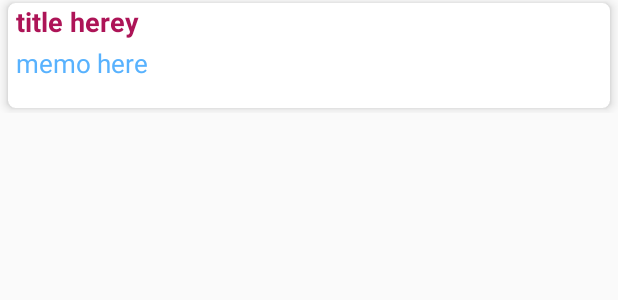
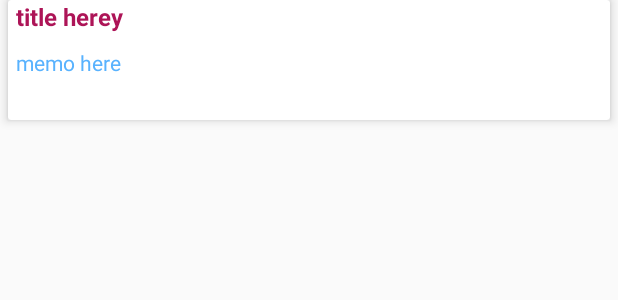
Before and after one commit to AmiraliSajadi/NoteBoi, an Android app: the layout recycler_row.xml on its own in the app's theme, with its tools: preview values and no code run, on a phone screen of 412 x 824 dp. Shown: the top 300 px of the screen. Run offline under Robolectric (Android 15) with nearby library versions, the phone set to English and light mode, and no system bars.

Commit message:
changed the look of RecyclerView

```diff
--- a/app/src/main/res/layout/activity_note_rows.xml
+++ b/app/src/main/res/layout/activity_note_rows.xml
@@ -8,6 +8,7 @@
     tools:context=".note_rows">
 
     <jp.co.recruit_lifestyle.android.widget.WaveSwipeRefreshLayout
+        android:layout_marginTop="5dp"
         android:id="@+id/main_swipe"
         android:layout_width="match_parent"
         android:layout_height="match_parent"
--- a/app/src/main/res/layout/recycler_row.xml
+++ b/app/src/main/res/layout/recycler_row.xml
@@ -1,48 +1,52 @@
 <?xml version="1.0" encoding="utf-8"?>
-<LinearLayout xmlns:android="http://schemas.android.com/apk/res/android"
+<androidx.constraintlayout.widget.ConstraintLayout xmlns:android="http://schemas.android.com/apk/res/android"
     xmlns:app="http://schemas.android.com/apk/res-auto"
+    xmlns:tools="http://schemas.android.com/tools"
     android:orientation="vertical"
     android:layout_width="match_parent"
-    android:layout_height="75dp">
+    android:layout_height="100dp">
 
     <androidx.cardview.widget.CardView
         android:layout_width="match_parent"
-        android:layout_height="70dp"
+        android:layout_height="80dp"
+        android:layout_marginStart="5dp"
+        android:layout_marginTop="5dp"
+        android:layout_marginEnd="5dp"
+        android:layout_marginBottom="25dp"
         app:cardElevation="4dp"
-        app:cardCornerRadius="5dp"
-        android:layout_marginTop="2dp"
-        android:layout_marginBottom="2dp"
-        android:layout_marginEnd="5dp"
-        android:layout_marginStart="5dp"
-        >
+        app:layout_constraintBottom_toBottomOf="parent"
+        app:layout_constraintEnd_toEndOf="parent"
+        app:layout_constraintStart_toStartOf="parent"
+        app:layout_constraintTop_toTopOf="parent">
+
         <LinearLayout
             android:layout_width="match_parent"
             android:layout_height="match_parent"
             android:orientation="vertical">
+
             <TextView
                 android:id="@+id/tv_title"
                 android:layout_width="match_parent"
+                android:layout_height="32dp"
                 android:layout_marginStart="5dp"
                 android:layout_marginEnd="5dp"
-                android:layout_height="0dp"
-                android:layout_weight="2"
                 android:maxLines="1"
-                android:textStyle="bold"
                 android:text="title herey"
-                android:textSize="18sp"
-                android:textColor="#AD1457"/>
+                android:textColor="#AD1457"
+                android:textSize="16sp"
+                android:textStyle="bold" />
+
             <TextView
                 android:id="@+id/tv_memo"
                 android:layout_width="match_parent"
-                android:layout_height="0dp"
+                android:layout_height="48dp"
                 android:layout_marginStart="5dp"
                 android:layout_marginEnd="5dp"
-                android:layout_weight="3"
                 android:maxLines="2"
                 android:text="memo here"
                 android:textColor="#58B2FE"
-                android:textSize="17sp"/>
+                android:textSize="14sp" />
         </LinearLayout>
     </androidx.cardview.widget.CardView>
 
-</LinearLayout>
+</androidx.constraintlayout.widget.ConstraintLayout>
```
